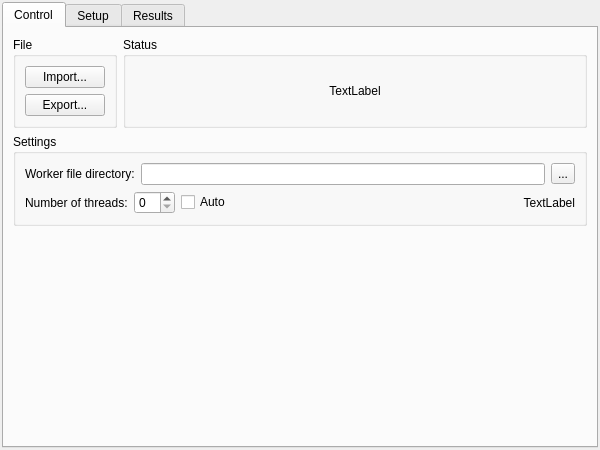
Before: the Qt Designer form designer/shared/advancedposition.ui in DTOcean/dtocean-app, drawn with Qt 5.
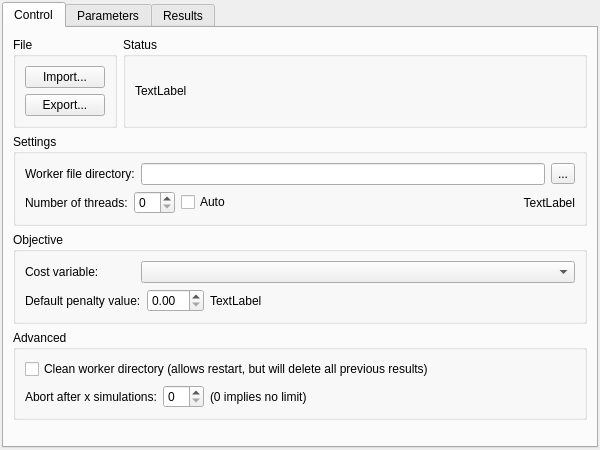
After: the same form once the commit is applied.

Commit message: Add Objective and Advanced sections to Control tab

The edit to the form file:
```diff
--- a/designer/shared/advancedposition.ui
+++ b/designer/shared/advancedposition.ui
@@ -29,7 +29,7 @@
       <attribute name="title">
        <string>Control</string>
       </attribute>
-      <layout class="QVBoxLayout" name="verticalLayout_5">
+      <layout class="QVBoxLayout" name="verticalLayout_7">
        <item>
         <layout class="QHBoxLayout" name="horizontalLayout">
          <item>
@@ -85,13 +85,16 @@
             <string>Status</string>
            </property>
            <layout class="QVBoxLayout" name="verticalLayout_2">
+            <property name="leftMargin">
+             <number>9</number>
+            </property>
             <item>
              <widget class="QLabel" name="statusLabel">
               <property name="text">
                <string>TextLabel</string>
               </property>
               <property name="alignment">
-               <set>Qt::AlignCenter</set>
+               <set>Qt::AlignLeading|Qt::AlignLeft|Qt::AlignVCenter</set>
               </property>
              </widget>
             </item>
@@ -215,6 +218,138 @@
          </layout>
         </widget>
        </item>
+       <item>
+        <widget class="QGroupBox" name="objectiveBox">
+         <property name="title">
+          <string>Objective</string>
+         </property>
+         <layout class="QVBoxLayout" name="verticalLayout_5">
+          <item>
+           <layout class="QHBoxLayout" name="horizontalLayout_4">
+            <item>
+             <widget class="QLabel" name="costVarLabel">
+              <property name="minimumSize">
+               <size>
+                <width>110</width>
+                <height>0</height>
+               </size>
+              </property>
+              <property name="layoutDirection">
+               <enum>Qt::LeftToRight</enum>
+              </property>
+              <property name="text">
+               <string>Cost variable:</string>
+              </property>
+              <property name="alignment">
+               <set>Qt::AlignLeading|Qt::AlignLeft|Qt::AlignVCenter</set>
+              </property>
+             </widget>
+            </item>
+            <item>
+             <widget class="QComboBox" name="costVarComboBox">
+              <property name="sizePolicy">
+               <sizepolicy hsizetype="MinimumExpanding" vsizetype="Fixed">
+                <horstretch>0</horstretch>
+                <verstretch>0</verstretch>
+               </sizepolicy>
+              </property>
+             </widget>
+            </item>
+           </layout>
+          </item>
+          <item>
+           <layout class="QHBoxLayout" name="horizontalLayout_5">
+            <item>
+             <widget class="QLabel" name="penaltyLabel">
+              <property name="minimumSize">
+               <size>
+                <width>110</width>
+                <height>0</height>
+               </size>
+              </property>
+              <property name="text">
+               <string>Default penalty value:</string>
+              </property>
+             </widget>
+            </item>
+            <item>
+             <widget class="QDoubleSpinBox" name="penaltyDoubleSpinBox"/>
+            </item>
+            <item>
+             <widget class="QLabel" name="penaltyUnitsLabel">
+              <property name="text">
+               <string>TextLabel</string>
+              </property>
+             </widget>
+            </item>
+            <item>
+             <spacer name="horizontalSpacer_2">
+              <property name="orientation">
+               <enum>Qt::Horizontal</enum>
+              </property>
+              <property name="sizeHint" stdset="0">
+               <size>
+                <width>40</width>
+                <height>20</height>
+               </size>
+              </property>
+             </spacer>
+            </item>
+           </layout>
+          </item>
+         </layout>
+        </widget>
+       </item>
+       <item>
+        <widget class="QGroupBox" name="advancedBox">
+         <property name="title">
+          <string>Advanced</string>
+         </property>
+         <layout class="QVBoxLayout" name="verticalLayout_6">
+          <item>
+           <widget class="QCheckBox" name="cleanDirCheckBox">
+            <property name="text">
+             <string>Clean worker directory (allows restart, but will delete all previous results)</string>
+            </property>
+           </widget>
+          </item>
+          <item>
+           <layout class="QHBoxLayout" name="horizontalLayout_6">
+            <item>
+             <widget class="QLabel" name="abortLabel">
+              <property name="text">
+               <string>Abort after x simulations:</string>
+              </property>
+             </widget>
+            </item>
+            <item>
+             <widget class="QSpinBox" name="abortSpinBox"/>
+            </item>
+            <item>
+             <widget class="QLabel" name="abortInfoabel">
+              <property name="text">
+               <string>(0 implies no limit)</string>
+              </property>
+             </widget>
+            </item>
+            <item>
+             <spacer name="horizontalSpacer_3">
+              <property name="orientation">
+               <enum>Qt::Horizontal</enum>
+              </property>
+              <property name="sizeHint" stdset="0">
+               <size>
+                <width>40</width>
+                <height>20</height>
+               </size>
+              </property>
+             </spacer>
+            </item>
+           </layout>
+          </item>
+         </layout>
+        </widget>
+       </item>
        <item>
         <spacer name="verticalSpacer">
          <property name="orientation">
@@ -232,7 +367,7 @@
      </widget>
      <widget class="QWidget" name="tab_2_setup">
       <attribute name="title">
-       <string>Setup</string>
+       <string>Parameters</string>
       </attribute>
      </widget>
      <widget class="QWidget" name="tab_3_results">
```
Left out of the diff: 15 changed lines with no effect on the pictures.
